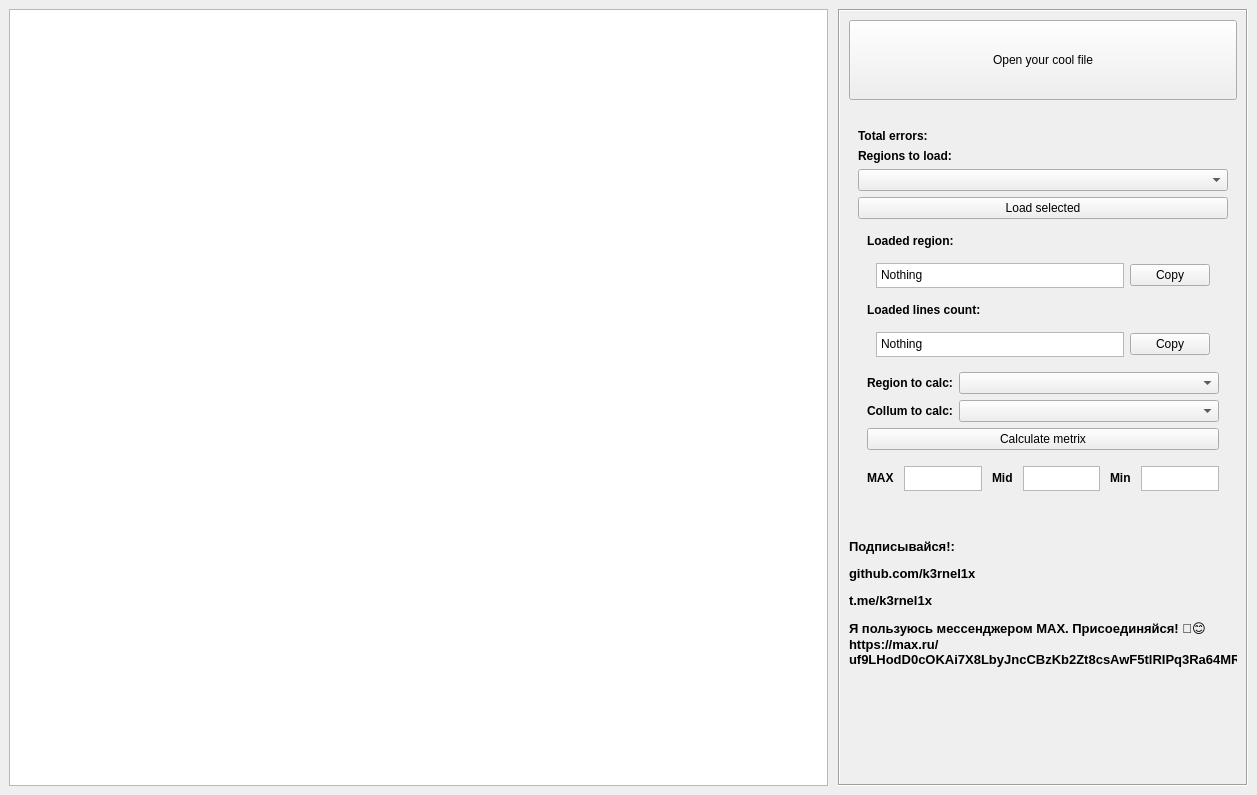
k3rnel1x/qt_op_labs_bmstu, file laba2/ui/mainwindow.ui: the form before one commit.
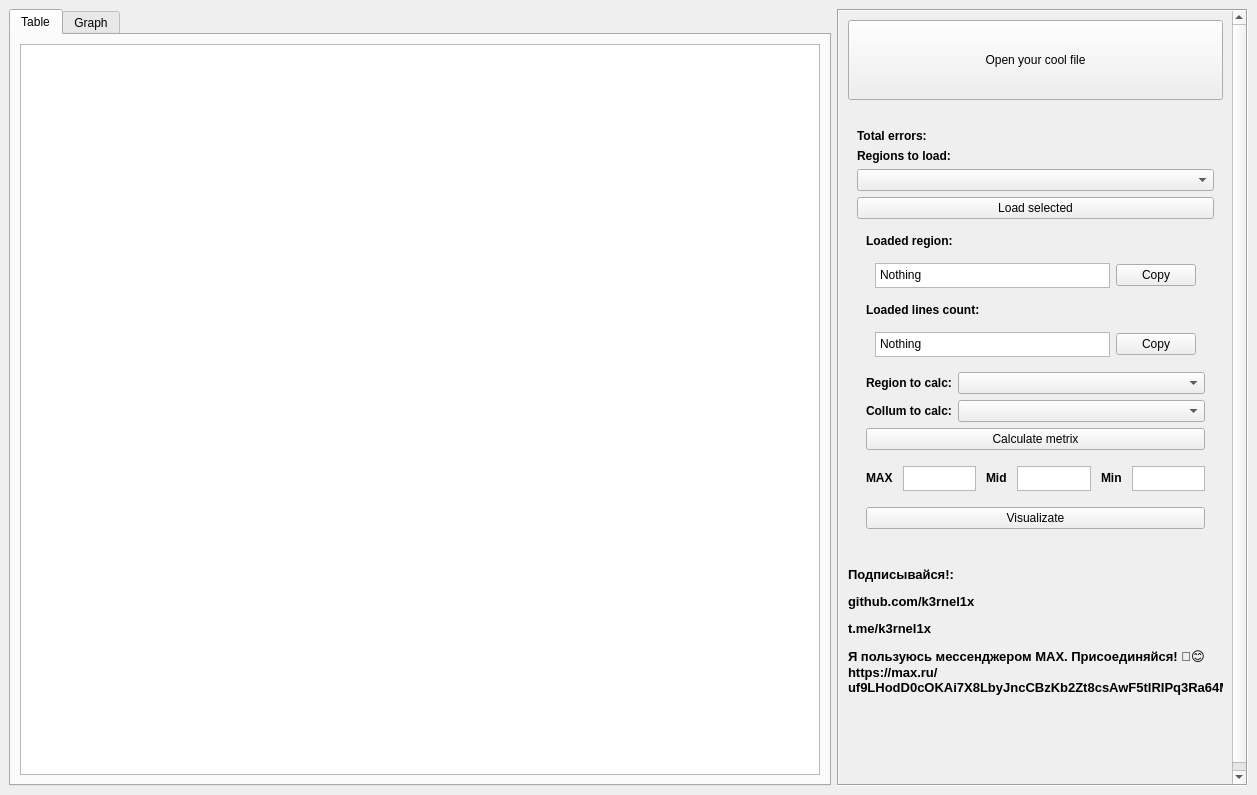
The form after the commit. The open tabs and pages were chosen to show the change.

What changed in the file:
```diff
--- a/laba2/ui/mainwindow.ui
+++ b/laba2/ui/mainwindow.ui
@@ -30,20 +30,46 @@
     </size>
    </property>
    <layout class="QHBoxLayout" name="horizontalLayout_9" stretch="2,1">
-    <property name="spacing">
-     <number>10</number>
-    </property>
-    <property name="sizeConstraint">
-     <enum>QLayout::SizeConstraint::SetMinimumSize</enum>
-    </property>
     <item>
-     <widget class="QTableWidget" name="tableWidget">
-      <property name="sizePolicy">
-       <sizepolicy hsizetype="Expanding" vsizetype="Expanding">
-        <horstretch>0</horstretch>
-        <verstretch>0</verstretch>
-       </sizepolicy>
+     <widget class="QTabWidget" name="tabWidget">
+      <property name="tabPosition">
+       <enum>QTabWidget::TabPosition::North</enum>
       </property>
+      <property name="tabShape">
+       <enum>QTabWidget::TabShape::Rounded</enum>
+      </property>
+      <property name="currentIndex">
+       <number>1</number>
+      </property>
+      <property name="tabBarAutoHide">
+       <bool>true</bool>
+      </property>
+      <widget class="QWidget" name="tab_table_widget">
+       <property name="contextMenuPolicy">
+        <enum>Qt::ContextMenuPolicy::PreventContextMenu</enum>
+       </property>
+       <attribute name="title">
+        <string>Table</string>
+       </attribute>
+       <layout class="QGridLayout" name="gridLayout_2">
+        <item row="0" column="0">
+         <widget class="QTableWidget" name="tableWidget">
+          <property name="sizePolicy">
+           <sizepolicy hsizetype="Expanding" vsizetype="Expanding">
+            <horstretch>0</horstretch>
+            <verstretch>0</verstretch>
+           </sizepolicy>
+          </property>
+         </widget>
+        </item>
+       </layout>
+      </widget>
+      <widget class="QWidget" name="tab_graph_widget">
+       <attribute name="title">
+        <string>Graph</string>
+       </attribute>
+       <layout class="QGridLayout" name="gridLayout_3"/>
+      </widget>
      </widget>
     </item>
     <item>
@@ -65,8 +91,8 @@
         <rect>
          <x>0</x>
          <y>0</y>
-         <width>392</width>
-         <height>828</height>
+         <width>393</width>
+         <height>859</height>
         </rect>
        </property>
        <property name="minimumSize">
@@ -397,6 +423,13 @@
                 </item>
                </layout>
               </item>
+              <item>
+               <widget class="QPushButton" name="visualizateButton">
+                <property name="text">
+                 <string>Visualizate</string>
+                </property>
+               </widget>
+              </item>
              </layout>
             </widget>
            </item>
```
